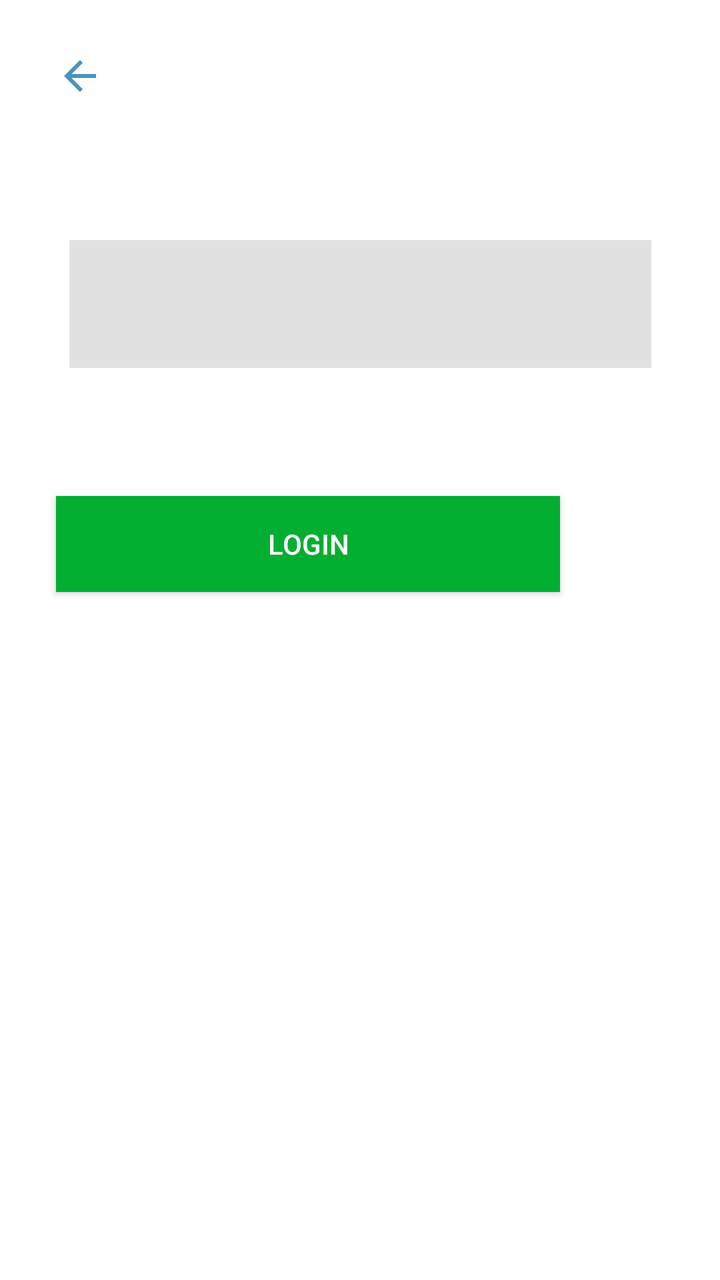
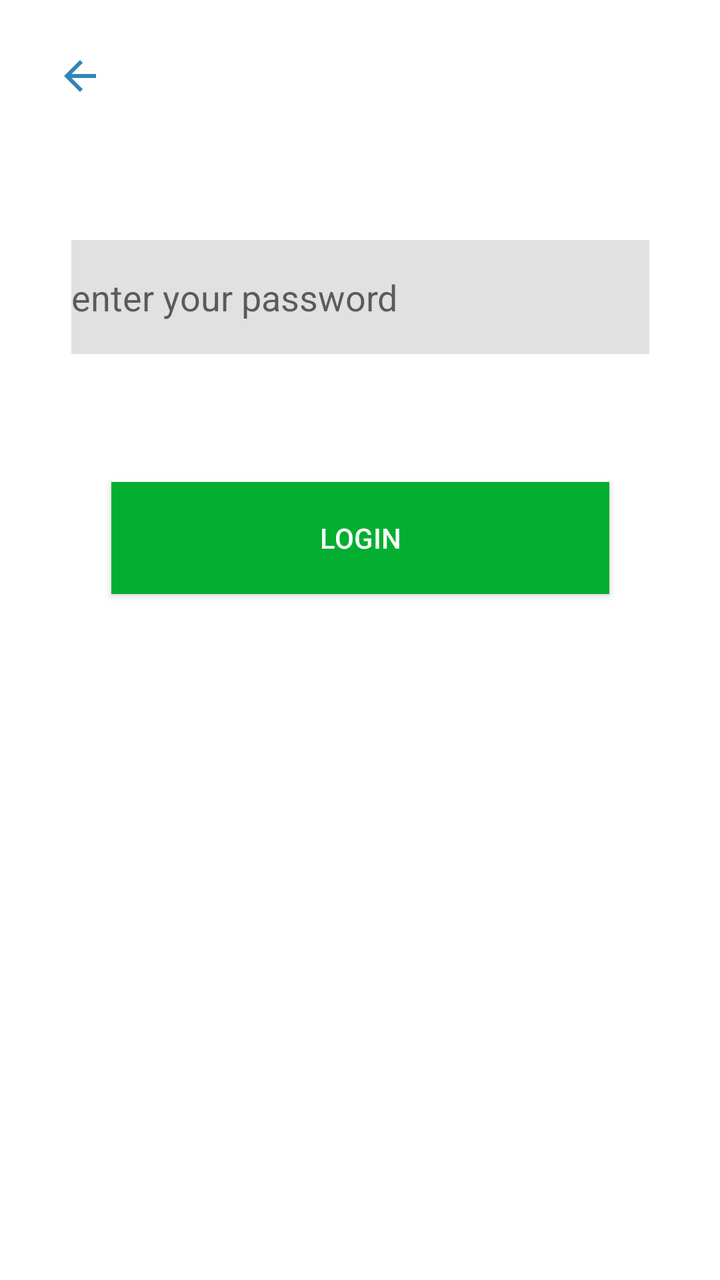

The first picture is an Android layout as it rendered before a commit; the second is the same layout after the commit. The layout source and the unified diff follow.
<!-- AndroidManifest.xml: application theme Theme.BSMUSchedule -->
<!-- res/layout/enter_password.xml -->
<?xml version="1.0" encoding="utf-8"?>
<androidx.constraintlayout.widget.ConstraintLayout xmlns:android="http://schemas.android.com/apk/res/android"
    xmlns:app="http://schemas.android.com/apk/res-auto"
    xmlns:tools="http://schemas.android.com/tools"
    android:layout_width="match_parent"
    android:layout_height="match_parent"
    tools:context=".ui.enterPassword.view.EnterPasswordActivity">

    <androidx.appcompat.widget.AppCompatButton
        android:id="@+id/loginButton"
        android:layout_width="252dp"
        android:layout_height="48dp"
        android:layout_marginStart="80dp"
        android:layout_marginTop="64dp"
        android:layout_marginEnd="80dp"
        android:background="#04AE30"
        android:backgroundTint="#04AE30"
        android:text="Login"
        android:textColor="#FFFFFF"
        app:iconTint="#FFFFFF"
        app:layout_constraintEnd_toEndOf="parent"
        app:layout_constraintHorizontal_bias="1.0"
        app:layout_constraintStart_toStartOf="parent"
        app:layout_constraintTop_toBottomOf="@+id/passwordTextField"
        tools:ignore="TextContrastCheck" />

    <EditText
        android:id="@+id/passwordTextField"
        android:layout_width="291dp"
        android:layout_height="64dp"
        android:layout_marginStart="60dp"
        android:layout_marginTop="120dp"
        android:layout_marginEnd="60dp"
        android:background="#E1E1E1"
        android:ems="10"
        android:inputType="textEmailAddress"
        app:layout_constraintEnd_toEndOf="parent"
        app:layout_constraintStart_toStartOf="parent"
        app:layout_constraintTop_toTopOf="parent"
        tools:ignore="SpeakableTextPresentCheck" />

    <ImageButton
        android:id="@+id/backButton"
        android:layout_width="wrap_content"
        android:layout_height="wrap_content"
        android:layout_marginStart="16dp"
        android:layout_marginTop="16dp"
        android:backgroundTint="#FFFFFF"
        android:tint="#4A93BC"
        app:layout_constraintStart_toStartOf="parent"
        app:layout_constraintTop_toTopOf="parent"
        app:srcCompat="?attr/homeAsUpIndicator" />

</androidx.constraintlayout.widget.ConstraintLayout>
<!-- resources referenced by this layout -->
<resources>
  <style name="Theme.BSMUSchedule" parent="Theme.MaterialComponents.DayNight.DarkActionBar">
          
          <item name="colorPrimary">@color/purple_500</item>
          <item name="colorPrimaryVariant">@color/purple_700</item>
          <item name="colorOnPrimary">@color/white</item>
          
          <item name="colorSecondary">@color/teal_200</item>
          <item name="colorSecondaryVariant">@color/teal_700</item>
          <item name="colorOnSecondary">@color/black</item>
          
          <item name="android:statusBarColor" tools:targetApi="l">?attr/colorPrimaryVariant</item>
          
      </style>
  <color name="purple_500">#FF6200EE</color>
  <color name="purple_700">#FF3700B3</color>
  <color name="white">#FFFFFFFF</color>
  <color name="teal_200">#FF03DAC5</color>
  <color name="teal_700">#FF018786</color>
  <color name="black">#FF000000</color>
</resources>

<!-- the commit's change to res/layout/enter_password.xml (unified diff, before → after) -->
@@ -8,31 +8,34 @@
 
     <androidx.appcompat.widget.AppCompatButton
         android:id="@+id/loginButton"
-        android:layout_width="252dp"
-        android:layout_height="48dp"
+        android:layout_width="249dp"
+        android:layout_height="56dp"
         android:layout_marginStart="80dp"
         android:layout_marginTop="64dp"
         android:layout_marginEnd="80dp"
+        android:height="40dp"
         android:background="#04AE30"
         android:backgroundTint="#04AE30"
-        android:text="Login"
+        android:text="@string/enter_password_login_btn_text"
         android:textColor="#FFFFFF"
+
         app:iconTint="#FFFFFF"
         app:layout_constraintEnd_toEndOf="parent"
-        app:layout_constraintHorizontal_bias="1.0"
         app:layout_constraintStart_toStartOf="parent"
         app:layout_constraintTop_toBottomOf="@+id/passwordTextField"
         tools:ignore="TextContrastCheck" />
 
     <EditText
         android:id="@+id/passwordTextField"
-        android:layout_width="291dp"
-        android:layout_height="64dp"
+        android:layout_width="289dp"
+        android:layout_height="57dp"
         android:layout_marginStart="60dp"
         android:layout_marginTop="120dp"
         android:layout_marginEnd="60dp"
+        android:height="48dp"
         android:background="#E1E1E1"
         android:ems="10"
+        android:hint="@string/enter_password_et_hint"
         android:inputType="textEmailAddress"
         app:layout_constraintEnd_toEndOf="parent"
         app:layout_constraintStart_toStartOf="parent"
@@ -46,7 +49,7 @@
         android:layout_marginStart="16dp"
         android:layout_marginTop="16dp"
         android:backgroundTint="#FFFFFF"
-        android:tint="#4A93BC"
+        android:tint="#3186B6"
         app:layout_constraintStart_toStartOf="parent"
         app:layout_constraintTop_toTopOf="parent"
         app:srcCompat="?attr/homeAsUpIndicator" />
<!-- resource entries referenced after the edit -->
@@ -1,5 +1,7 @@
 <!-- resources referenced by this layout -->
 <resources>
+  <string name="enter_password_et_hint">enter your password</string>
+  <string name="enter_password_login_btn_text">Login</string>
   <style name="Theme.BSMUSchedule" parent="Theme.MaterialComponents.DayNight.DarkActionBar">
           
           <item name="colorPrimary">@color/purple_500</item>
